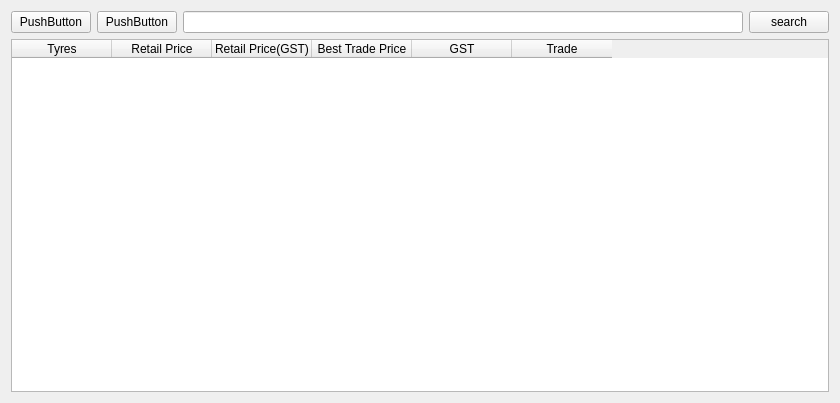
The window that new_start/UI_File/Tyres.ui (maximustann/Bing_project) describes before a commit, drawn with Qt 5.
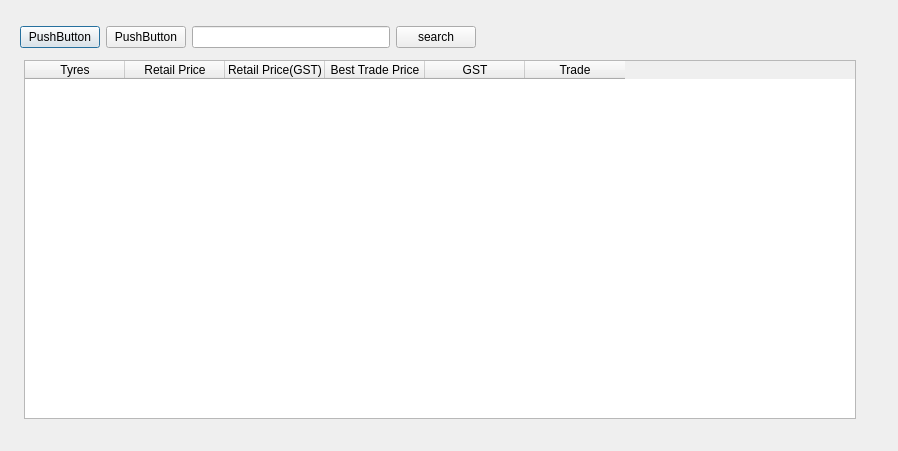
The same window after the commit.

What changed in the file:
```diff
--- a/new_start/UI_File/Tyres.ui
+++ b/new_start/UI_File/Tyres.ui
@@ -1,20 +1,27 @@
 <?xml version="1.0" encoding="UTF-8"?>
 <ui version="4.0">
- <class>Form</class>
- <widget class="QWidget" name="Form">
+ <class>Dialog</class>
+ <widget class="QDialog" name="Dialog">
   <property name="geometry">
    <rect>
     <x>0</x>
     <y>0</y>
-    <width>840</width>
-    <height>403</height>
+    <width>898</width>
+    <height>451</height>
    </rect>
   </property>
   <property name="windowTitle">
    <string>TYPES</string>
   </property>
-  <layout class="QGridLayout" name="gridLayout">
-   <item row="0" column="0">
+  <widget class="QWidget" name="layoutWidget">
+   <property name="geometry">
+    <rect>
+     <x>20</x>
+     <y>20</y>
+     <width>456</width>
+     <height>34</height>
+    </rect>
+   </property>
     <layout class="QHBoxLayout" name="horizontalLayout_3">
      <item>
       <layout class="QHBoxLayout" name="horizontalLayout">
@@ -49,9 +56,16 @@
       </layout>
      </item>
     </layout>
-   </item>
-   <item row="1" column="0">
+  </widget>
     <widget class="QTableWidget" name="tableWidget">
+   <property name="geometry">
+    <rect>
+     <x>24</x>
+     <y>60</y>
+     <width>832</width>
+     <height>359</height>
+    </rect>
+   </property>
      <property name="acceptDrops">
       <bool>false</bool>
      </property>
@@ -98,8 +112,6 @@
       </property>
      </column>
     </widget>
-   </item>
-  </layout>
  </widget>
  <resources/>
  <connections/>
```
Left out of the diff: 2 changed lines with no effect on the pictures. Lines whose indentation alone changed are shown as unchanged.
